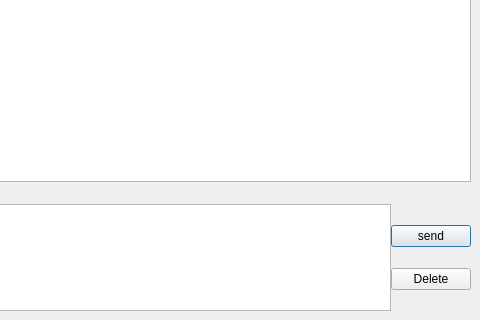
The window that mslib/msui/ui/ui_mscolab_project_window.ui (Open-MSS/MSS) describes before a commit, drawn with Qt 5; both pictures show x 387 to 867 and y 367 to 687 of the 867 by 687 pixel window.
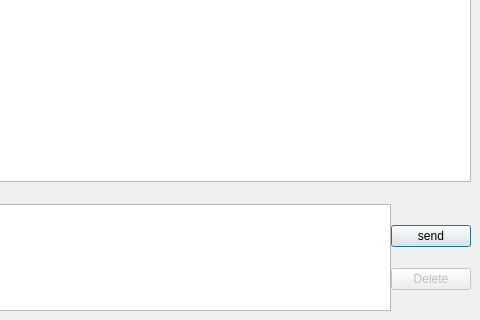
The same window after the commit.

Diff of the .ui file:
```diff
--- a/mslib/msui/ui/ui_mscolab_project_window.ui
+++ b/mslib/msui/ui/ui_mscolab_project_window.ui
@@ -190,6 +190,9 @@
                 </item>
                 <item>
                  <widget class="QPushButton" name="deleteMessageBtn">
+                  <property name="enabled">
+                   <bool>false</bool>
+                  </property>
                   <property name="text">
                    <string>Delete</string>
                   </property>
```
Left out of the diff: 2 changed lines with no effect on the pictures.
